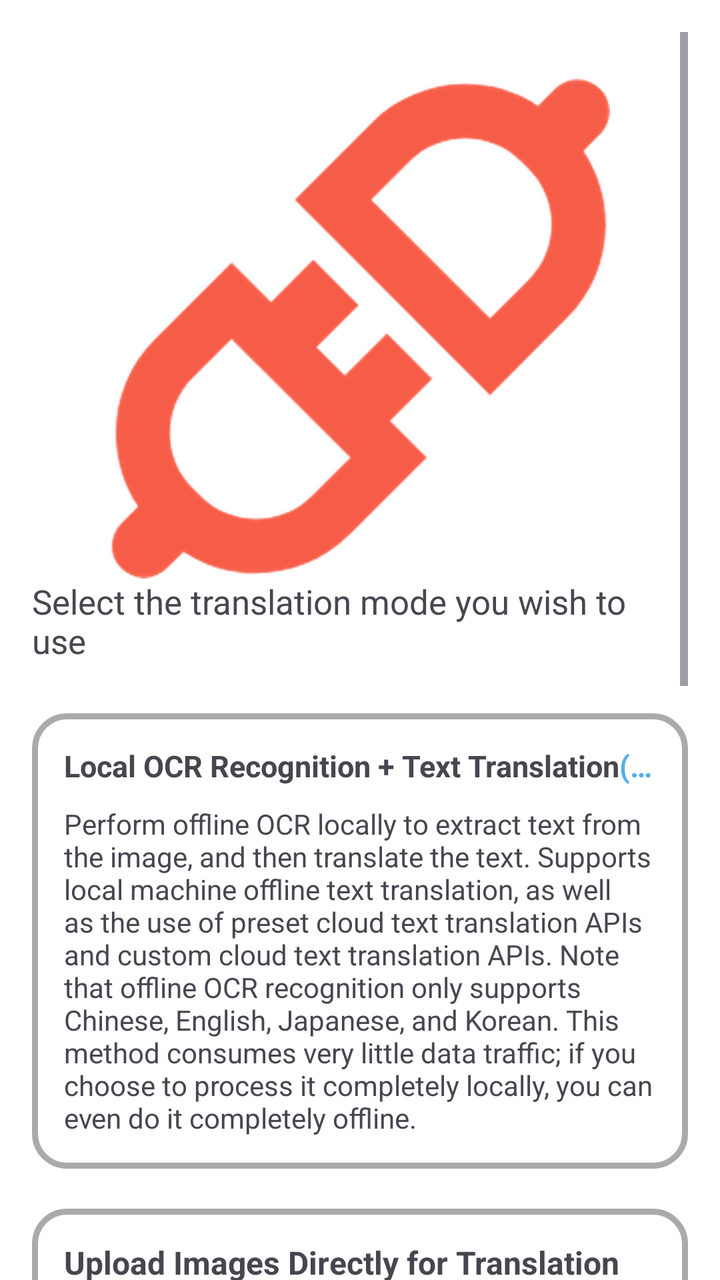
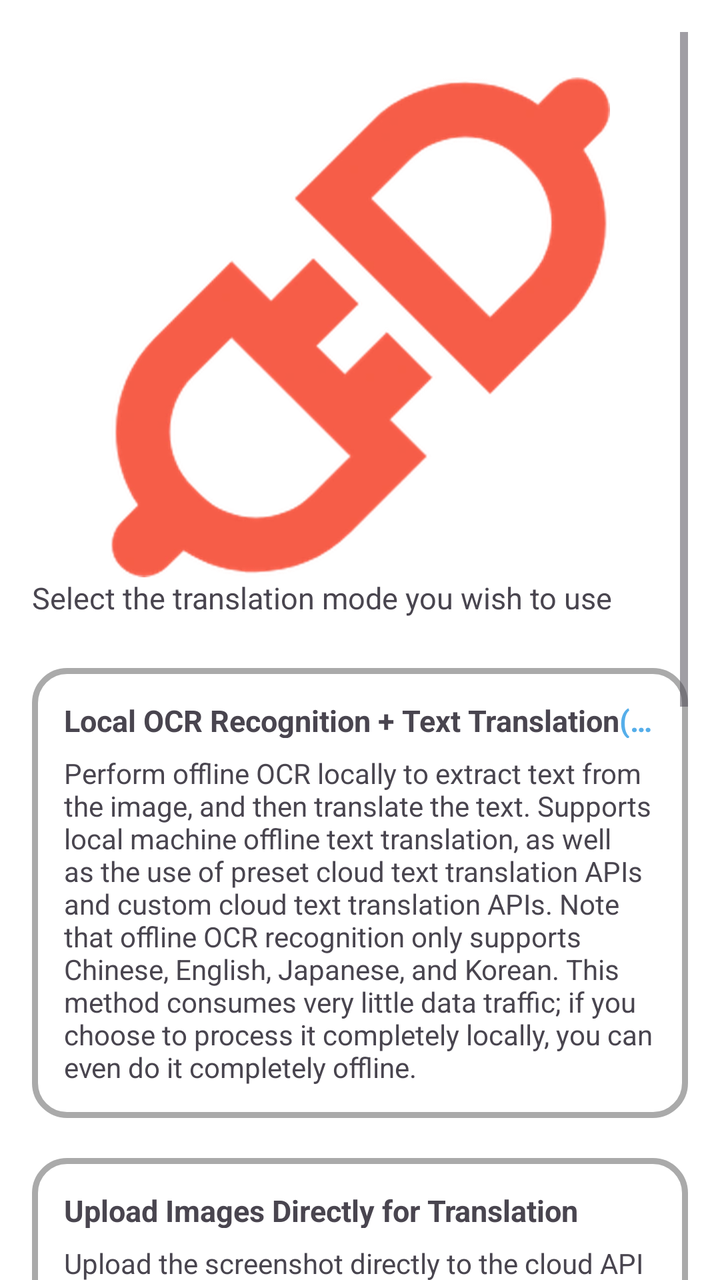

Two renders of the same Android screen: before a commit and after it. Below are the layout's source before the change and the commit's diff.
<!-- AndroidManifest.xml: application theme Theme.MT -->
<!-- res/layout/fragment_translation_mode.xml -->
<?xml version="1.0" encoding="utf-8"?>
<ScrollView xmlns:android="http://schemas.android.com/apk/res/android"
    xmlns:app="http://schemas.android.com/apk/res-auto"
    xmlns:tools="http://schemas.android.com/tools"
    android:id="@+id/constrainLayout"
    android:layout_width="match_parent"
    android:layout_height="match_parent"
    android:padding="16dp"
    android:clipChildren="false"
    android:clipToPadding="false"
    tools:context=".me.settings.TranslationMode" >

    <androidx.constraintlayout.widget.ConstraintLayout
        android:layout_width="match_parent"
        android:layout_height="wrap_content"
        android:clipChildren="false"
        android:clipToPadding="false"
        app:layout_constraintBottom_toBottomOf="parent"
        app:layout_constraintEnd_toEndOf="parent"
        app:layout_constraintStart_toStartOf="parent"
        app:layout_constraintTop_toTopOf="parent">

        <androidx.constraintlayout.widget.Guideline
            android:id="@+id/guideline"
            android:layout_width="wrap_content"
            android:layout_height="wrap_content"
            android:orientation="horizontal"
            app:layout_constraintGuide_percent="0.02" />

        <ImageView
            android:id="@+id/api_imageView"
            android:layout_width="250dp"
            android:layout_height="250dp"
            android:src="@drawable/apiicon"
            android:scaleType="centerCrop"
            app:layout_constraintEnd_toEndOf="parent"
            app:layout_constraintStart_toStartOf="parent"
            app:layout_constraintTop_toBottomOf="@id/guideline" />

        <TextView
            android:id="@+id/des_textView"
            android:layout_width="wrap_content"
            android:layout_height="wrap_content"
            android:text="@string/choose_mode"
            android:textSize="17sp"
            app:layout_constraintTop_toBottomOf="@id/api_imageView"
            app:layout_constraintStart_toStartOf="parent" />

        <LinearLayout
            android:id="@+id/modeGroup"
            android:layout_width="match_parent"
            android:layout_height="wrap_content"
            android:orientation="vertical"
            android:layout_marginTop="10dp"
            app:layout_constraintTop_toBottomOf="@id/des_textView"
            app:layout_constraintEnd_toEndOf="parent"
            app:layout_constraintStart_toStartOf="parent">

            <LinearLayout
                android:id="@+id/ocrModeLayout"
                android:layout_width="match_parent"
                android:layout_height="wrap_content"
                android:layout_marginTop="15dp"
                android:background="@drawable/custom_radio_button_background"
                android:orientation="horizontal"
                android:padding="16dp">

                <LinearLayout
                    android:layout_width="match_parent"
                    android:layout_height="wrap_content"
                    android:orientation="vertical">

                    <TextView android:ellipsize="end" android:maxLines="1" android:autoSizeTextType="uniform" android:autoSizeMinTextSize="15sp" android:autoSizeMaxTextSize="18sp" android:autoSizeStepGranularity="1sp" 
                        android:layout_width="match_parent"
                        android:layout_height="wrap_content"
                        android:text="@string/ocr_mode"
                        android:textSize="16sp"
                        android:textStyle="bold"
                        android:textColorHighlight="@android:color/transparent"/>

                    <TextView
                        android:layout_width="match_parent"
                        android:layout_height="wrap_content"
                        android:layout_marginTop="8dp"
                        android:text="@string/ocr_mode_description" />

                </LinearLayout>
            </LinearLayout>

            <LinearLayout
                android:id="@+id/picModeLayout"
                android:layout_width="match_parent"
                android:layout_height="wrap_content"
                android:layout_marginTop="20dp"
                android:background="@drawable/custom_radio_button_background"
                android:orientation="horizontal"
                android:padding="16dp">

                <LinearLayout
                    android:layout_width="match_parent"
                    android:layout_height="wrap_content"
                    android:orientation="vertical">

                    <TextView android:ellipsize="end" android:maxLines="1" android:autoSizeTextType="uniform" android:autoSizeMinTextSize="15sp" android:autoSizeMaxTextSize="18sp" android:autoSizeStepGranularity="1sp" 
                        android:layout_width="match_parent"
                        android:layout_height="wrap_content"
                        android:text="@string/pic_mode"
                        android:textSize="16sp"
                        android:textStyle="bold" />

                    <TextView
                        android:layout_width="match_parent"
                        android:layout_height="wrap_content"
                        android:layout_marginTop="8dp"
                        android:text="@string/pic_mode_description"
                        android:textColorHighlight="@android:color/transparent"/>

                </LinearLayout>
            </LinearLayout>

        </LinearLayout>

        
        <TextView
            android:id="@+id/screenshot_title"
            android:layout_width="wrap_content"
            android:layout_height="wrap_content"
            android:layout_marginTop="24dp"
            android:text="@string/screenshot_section_title"
            android:textSize="17sp"
            app:layout_constraintTop_toBottomOf="@id/modeGroup"
            app:layout_constraintStart_toStartOf="parent" />

        <TextView
            android:id="@+id/screenshot_desc"
            android:layout_width="wrap_content"
            android:layout_height="wrap_content"
            android:layout_marginTop="4dp"
            android:text="@string/screenshot_section_desc"
            android:textSize="14sp"
            android:textColor="?android:textColorSecondary"
            app:layout_constraintTop_toBottomOf="@id/screenshot_title"
            app:layout_constraintStart_toStartOf="parent" />

        <LinearLayout
            android:id="@+id/screenshotGroup"
            android:layout_width="match_parent"
            android:layout_height="wrap_content"
            android:orientation="vertical"
            android:clipChildren="false"
            android:clipToPadding="false"
            android:layout_marginTop="10dp"
            app:layout_constraintTop_toBottomOf="@id/screenshot_desc"
            app:layout_constraintEnd_toEndOf="parent"
            app:layout_constraintStart_toStartOf="parent">

            <LinearLayout
                android:id="@+id/mediaprojectionLayout"
                android:layout_width="match_parent"
                android:layout_height="wrap_content"
                android:layout_marginHorizontal="4dp"
                android:layout_marginTop="15dp"
                android:background="@drawable/custom_radio_button_background"
                android:orientation="horizontal"
                android:padding="16dp">

                <LinearLayout
                    android:layout_width="match_parent"
                    android:layout_height="wrap_content"
                    android:orientation="vertical">

                    <TextView android:ellipsize="end" android:maxLines="1" android:autoSizeTextType="uniform" android:autoSizeMinTextSize="15sp" android:autoSizeMaxTextSize="18sp" android:autoSizeStepGranularity="1sp" 
                        android:layout_width="match_parent"
                        android:layout_height="wrap_content"
                        android:text="@string/screenshot_method_mediaprojection"
                        android:textSize="16sp"
                        android:textStyle="bold"
                        android:textColorHighlight="@android:color/transparent"/>

                    <TextView
                        android:layout_width="match_parent"
                        android:layout_height="wrap_content"
                        android:layout_marginTop="8dp"
                        android:text="@string/screenshot_mediaprojection_desc" />

                </LinearLayout>
            </LinearLayout>

            <LinearLayout
                android:id="@+id/accessibilityLayout"
                android:layout_width="match_parent"
                android:layout_height="wrap_content"
                android:layout_marginHorizontal="4dp"
                android:layout_marginTop="20dp"
                android:background="@drawable/custom_radio_button_background"
                android:orientation="horizontal"
                android:padding="16dp">

                <LinearLayout
                    android:layout_width="match_parent"
                    android:layout_height="wrap_content"
                    android:orientation="vertical">

                    <TextView android:ellipsize="end" android:maxLines="1" android:autoSizeTextType="uniform" android:autoSizeMinTextSize="15sp" android:autoSizeMaxTextSize="18sp" android:autoSizeStepGranularity="1sp" 
                        android:layout_width="match_parent"
                        android:layout_height="wrap_content"
                        android:text="@string/screenshot_method_accessibility"
                        android:textSize="16sp"
                        android:textStyle="bold" />

                    <TextView
                        android:layout_width="match_parent"
                        android:layout_height="wrap_content"
                        android:layout_marginTop="8dp"
                        android:text="@string/screenshot_accessibility_desc"
                        android:textColorHighlight="@android:color/transparent"/>

                </LinearLayout>
            </LinearLayout>

        </LinearLayout>

    </androidx.constraintlayout.widget.ConstraintLayout>

</ScrollView>
<!-- resources referenced by this layout -->
<resources>
  <!-- drawable apiicon: webp bitmap (drawable, 46238 bytes) -->
  <!-- drawable custom_radio_button_background (drawable) -->
  <?xml version="1.0" encoding="utf-8"?>
  <shape xmlns:android="http://schemas.android.com/apk/res/android"
      android:shape="rectangle">
  
      <corners android:radius="16dp" />
      <stroke android:width="3dp" android:color="@android:color/darker_gray" />
      <solid android:color="@color/surface" />
  
  </shape>
  <string name="choose_mode">Select the translation mode you wish to use</string>
  <string name="ocr_mode">Local OCR Recognition + Text Translation<font color="#55AEEA">(Recommended)</font></string>
  <string name="ocr_mode_description">Perform offline OCR locally to extract text from the image, and then translate the text. Supports local machine offline text translation, as well as the use of preset cloud text translation APIs and custom cloud text translation APIs. Note that offline OCR recognition only supports Chinese,  English, Japanese, and Korean. This method consumes very little data traffic; if you choose to process it completely locally, you can even do it completely offline.</string>
  <string name="pic_mode">Upload Images Directly for Translation</string>
  <string name="pic_mode_description">Upload the screenshot directly to the cloud API for translation. It supports using the preset cloud image translation API, and also supports using the custom cloud image translation API. <font color="#55AEEA">It does not support local translation</font>. This method consumes relatively more data traffic.</string>
  <string name="screenshot_accessibility_desc">✅ One-time authorization — never asked again\n✅ No persistent notification — clean status bar\n❌ Must manually enable in system accessibility settings</string>
  <string name="screenshot_mediaprojection_desc">✅ Works out of the box — no additional service to install or configure\n❌ Permission dialog on every launch\n❌ Android requires persistent "recording" notification</string>
  <string name="screenshot_method_accessibility">Accessibility Service</string>
  <string name="screenshot_method_mediaprojection">Screen Capture (Recommended)</string>
  <string name="screenshot_section_desc">Choose how to capture the screen for translation</string>
  <string name="screenshot_section_title">Screenshot Method</string>
  <style name="Theme.MT" parent="Base.Theme.MT">
          
          <item name="android:navigationBarColor">@android:color/transparent</item>
          <item name="android:statusBarColor">@android:color/transparent</item>
          <item name="android:windowLightStatusBar">?attr/isLightTheme</item>
      </style>
  <color name="surface">#FFFFFF</color>
  <style name="Base.Theme.MT" parent="Theme.Material3.DayNight.NoActionBar">
          <item name="colorPrimary">@color/primary</item>
          <item name="android:windowBackground">@color/surface</item>
          <item name="android:navigationBarColor">
              @android:color/transparent
          </item>
          <item name="android:enforceNavigationBarContrast">false</item>
          <item name="android:enforceStatusBarContrast">false</item>
      </style>
  <color name="primary">#55AEEA</color>
</resources>

<!-- the commit's change to res/layout/fragment_translation_mode.xml (unified diff, before → after) -->
@@ -42,7 +42,7 @@
             android:layout_width="wrap_content"
             android:layout_height="wrap_content"
             android:text="@string/choose_mode"
-            android:textSize="17sp"
+            android:textSize="15sp"
             app:layout_constraintTop_toBottomOf="@id/api_imageView"
             app:layout_constraintStart_toStartOf="parent" />
 
@@ -74,7 +74,7 @@
                         android:layout_width="match_parent"
                         android:layout_height="wrap_content"
                         android:text="@string/ocr_mode"
-                        android:textSize="16sp"
+                        android:textSize="14sp"
                         android:textStyle="bold"
                         android:textColorHighlight="@android:color/transparent"/>
 
@@ -105,7 +105,7 @@
                         android:layout_width="match_parent"
                         android:layout_height="wrap_content"
                         android:text="@string/pic_mode"
-                        android:textSize="16sp"
+                        android:textSize="14sp"
                         android:textStyle="bold" />
 
                     <TextView
@@ -127,7 +127,7 @@
             android:layout_height="wrap_content"
             android:layout_marginTop="24dp"
             android:text="@string/screenshot_section_title"
-            android:textSize="17sp"
+            android:textSize="15sp"
             app:layout_constraintTop_toBottomOf="@id/modeGroup"
             app:layout_constraintStart_toStartOf="parent" />
 
@@ -173,7 +173,7 @@
                         android:layout_width="match_parent"
                         android:layout_height="wrap_content"
                         android:text="@string/screenshot_method_mediaprojection"
-                        android:textSize="16sp"
+                        android:textSize="14sp"
                         android:textStyle="bold"
                         android:textColorHighlight="@android:color/transparent"/>
 
@@ -205,7 +205,7 @@
                         android:layout_width="match_parent"
                         android:layout_height="wrap_content"
                         android:text="@string/screenshot_method_accessibility"
-                        android:textSize="16sp"
+                        android:textSize="14sp"
                         android:textStyle="bold" />
 
                     <TextView
